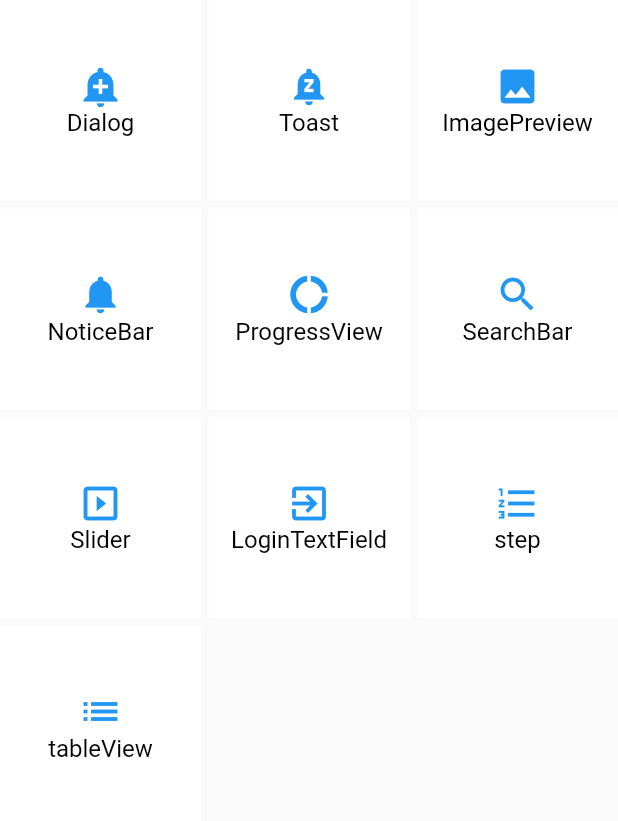
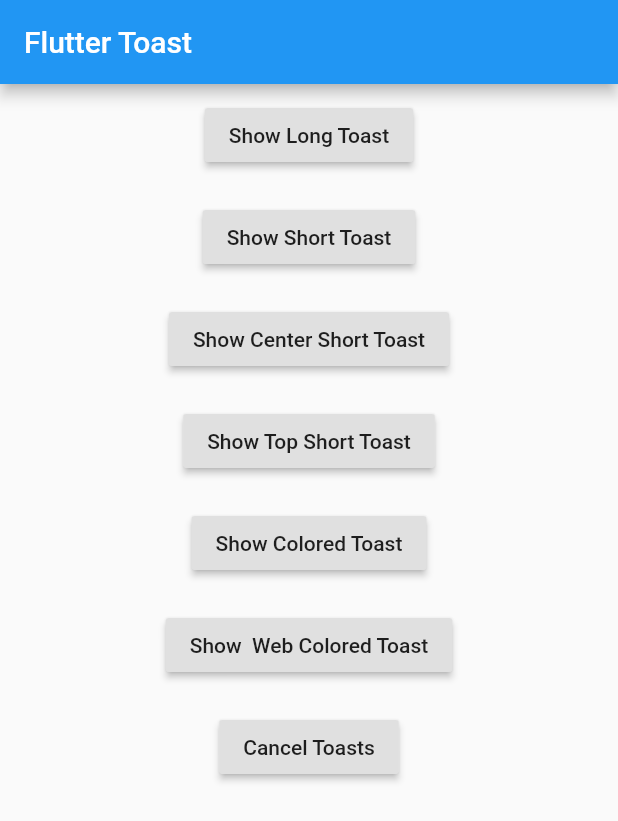
Before and after one commit to JhLhH/FlutterExample, a Flutter app: the WidgetsPage widget shown alone on an empty page, opened directly, after a tap on "Toast", on a phone screen of 412 x 824 dp. Shown: the top 821 px of the screen. Run offline on Flutter 3.47's test engine with Material 2 defaults, Android fonts, the phone set to English and light mode, and no system bars; our stand-ins replace toast; missing offline and left inert: cache, date, dialog, flutter_webview_plugin, tableview.

Commit message:
toast和dialog

```diff
--- /dev/null
+++ b/flutter_example/lib/customwidget/toast_page.dart
@@ -0,0 +1,125 @@
+import 'package:flutter/material.dart';
+import 'package:toast/toast.dart';
+
+class ToastPage extends StatefulWidget {
+  @override
+  _ToastPageState createState() => _ToastPageState();
+}
+
+class _ToastPageState extends State<ToastPage> {
+
+  @override
+  initState() {
+    super.initState();
+  }
+  void showLongToast() {
+    CustomToast.showToast(
+      msg: "This is Long Toast",
+      toastLength: Toast.LENGTH_LONG,
+    );
+  }
+
+  void showWebColoredToast() {
+    CustomToast.showToast(
+      msg: "This is Colored Toast with android duration of 5 Sec",
+      toastLength: Toast.LENGTH_SHORT,
+      webBgColor: "#e74c3c",
+      timeInSecForIosWeb: 5,
+    );
+  }
+
+  void showColoredToast() {
+    CustomToast.showToast(
+        msg: "This is Colored Toast with android duration of 5 Sec",
+        toastLength: Toast.LENGTH_SHORT,
+        backgroundColor: Colors.red,
+        textColor: Colors.white);
+  }
+
+  void showShortToast() {
+    CustomToast.showToast(
+        msg: "This is Short Toast",
+        toastLength: Toast.LENGTH_SHORT,
+        timeInSecForIosWeb: 1);
+  }
+
+  void showTopShortToast() {
+    CustomToast.showToast(
+        msg: "This is Top Short Toast",
+        toastLength: Toast.LENGTH_SHORT,
+        gravity: ToastGravity.TOP,
+        timeInSecForIosWeb: 1);
+  }
+
+  void showCenterShortToast() {
+    CustomToast.showToast(
+        msg: "This is Center Short Toast",
+        toastLength: Toast.LENGTH_SHORT,
+        gravity: ToastGravity.CENTER,
+        timeInSecForIosWeb: 1);
+  }
+
+  void cancelToast() {
+    CustomToast.cancel();
+  }
+
+  @override
+  Widget build(BuildContext context) {
+    return new MaterialApp(
+      home: new Scaffold(
+        appBar: new AppBar(
+          title: new Text('Flutter Toast'),
+        ),
+        body: Center(
+          child: new Column(
+            children: <Widget>[
+              new Padding(
+                padding: const EdgeInsets.all(10.0),
+                child: new RaisedButton(
+                    child: new Text('Show Long Toast'),
+                    onPressed: showLongToast),
+              ),
+              new Padding(
+                padding: const EdgeInsets.all(10.0),
+                child: new RaisedButton(
+                    child: new Text('Show Short Toast'),
+                    onPressed: showShortToast),
+              ),
+              new Padding(
+                padding: const EdgeInsets.all(10.0),
+                child: new RaisedButton(
+                    child: new Text('Show Center Short Toast'),
+                    onPressed: showCenterShortToast),
+              ),
+              new Padding(
+                padding: const EdgeInsets.all(10.0),
+                child: new RaisedButton(
+                    child: new Text('Show Top Short Toast'),
+                    onPressed: showTopShortToast),
+              ),
+              new Padding(
+                padding: const EdgeInsets.all(10.0),
+                child: new RaisedButton(
+                    child: new Text('Show Colored Toast'),
+                    onPressed: showColoredToast),
+              ),
+              new Padding(
+                padding: const EdgeInsets.all(10.0),
+                child: new RaisedButton(
+                    child: new Text('Show  Web Colored Toast'),
+                    onPressed: showWebColoredToast),
+              ),
+              new Padding(
+                padding: const EdgeInsets.all(10.0),
+                child: new RaisedButton(
+                  child: new Text('Cancel Toasts'),
+                  onPressed: cancelToast,
+                ),
+              ),
+            ],
+          ),
+        ),
+      ),
+    );
+  }
+}
--- a/flutter_example/lib/route/navigator_page.dart
+++ b/flutter_example/lib/route/navigator_page.dart
@@ -1,4 +1,6 @@
 import 'package:flutter/material.dart';
+import 'package:flutterexample/customwidget/dialog_page.dart';
+import 'package:flutterexample/customwidget/toast_page.dart';
 import 'package:flutterexample/untils/cache.dart';
 import 'package:flutterexample/docs/doc.dart';
 import 'package:flutterexample/untils/date.dart';
@@ -56,9 +58,12 @@ class _MyAppState extends State<MyApp> {
         // 路由表注册
         'doc': (context) => Doc(ModalRoute.of(context).settings.arguments),
         'cache': (context) => CachePage(),
-        'tableview': (context) => TableViewDemo(),
         'date': (context) => DatePage(),
         'ExtensionData': (context) => ExtensionDataPage(),
+
+        'dialog': (context) => DialogPage(),
+        'toast': (context) => ToastPage(),
+        'tableview': (context) => TableViewDemo(),
       },
     );
   }
--- a/flutter_example/lib/route/widgets_page.dart
+++ b/flutter_example/lib/route/widgets_page.dart
@@ -35,6 +35,8 @@ class _WidgetsPageState extends State<WidgetsPage> {
 
   Map<String, String> routeName = {
     'tableView' : 'tableview',
+    'Dialog' : 'dialog',
+    'Toast' : 'toast',
   };
 
   @override
```
Also changed, not shown: flutter_example/lib/customwidget/dialog_page.dart (added, +147 -0 lines), flutter_example/pubspec.yaml (+12 -0 lines), flutter_example/pubspec.lock.
